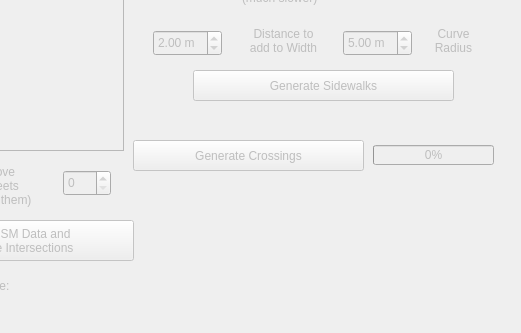
Above: osm_sidewalkreator_dialog_base.ui from kauevestena/osm_sidewalkreator before the change; both pictures show x 147 to 668 and y 330 to 663 of the 668 by 663 pixel window. Below: the same form after it.
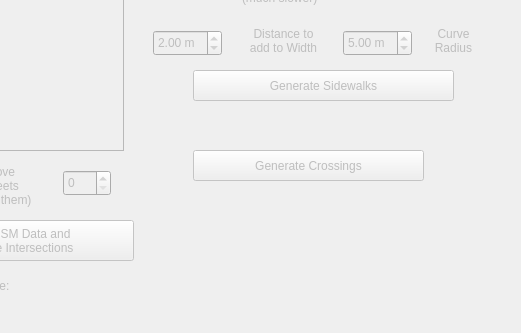
That is the form after the change. Custom widgets are drawn as their Qt base class.

```diff
--- a/osm_sidewalkreator_dialog_base.ui
+++ b/osm_sidewalkreator_dialog_base.ui
@@ -690,8 +690,8 @@
    </property>
    <property name="geometry">
     <rect>
-     <x>280</x>
-     <y>470</y>
+     <x>340</x>
+     <y>480</y>
      <width>231</width>
      <height>31</height>
     </rect>
@@ -749,22 +749,6 @@
     <set>Qt::AlignCenter</set>
    </property>
   </widget>
-  <widget class="QProgressBar" name="gencrossings_progressbar">
-   <property name="enabled">
-    <bool>false</bool>
-   </property>
-   <property name="geometry">
-    <rect>
-     <x>520</x>
-     <y>475</y>
-     <width>121</width>
-     <height>20</height>
-    </rect>
-   </property>
-   <property name="value">
-    <number>0</number>
-   </property>
-  </widget>
  </widget>
  <customwidgets>
   <customwidget>
```
